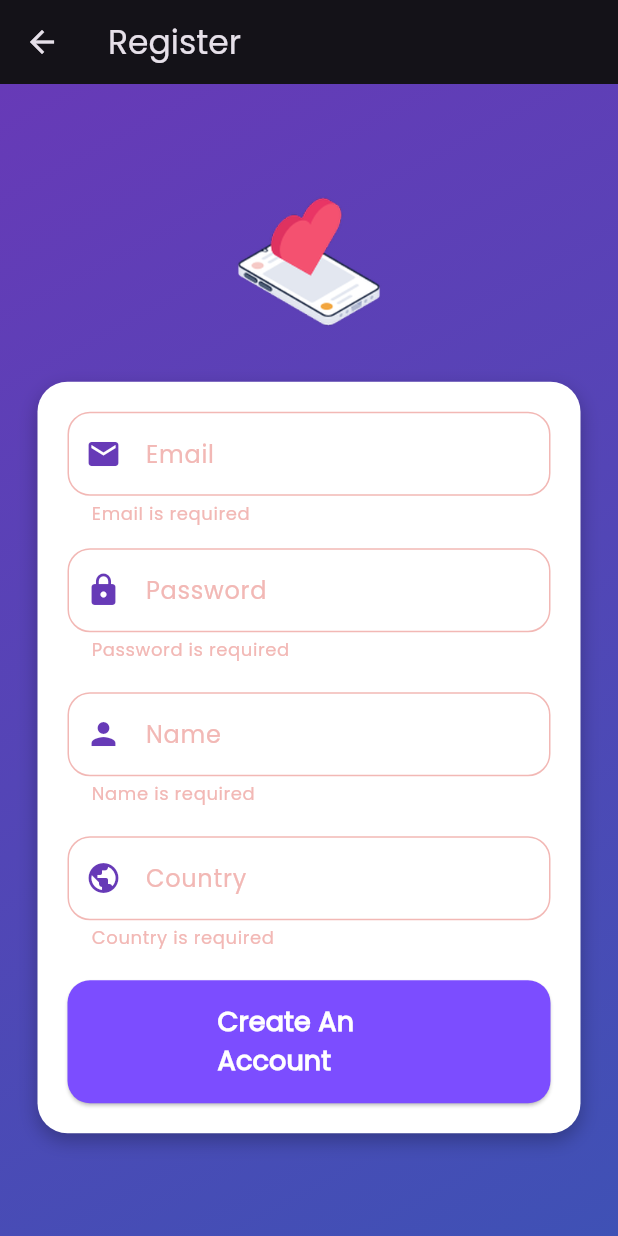
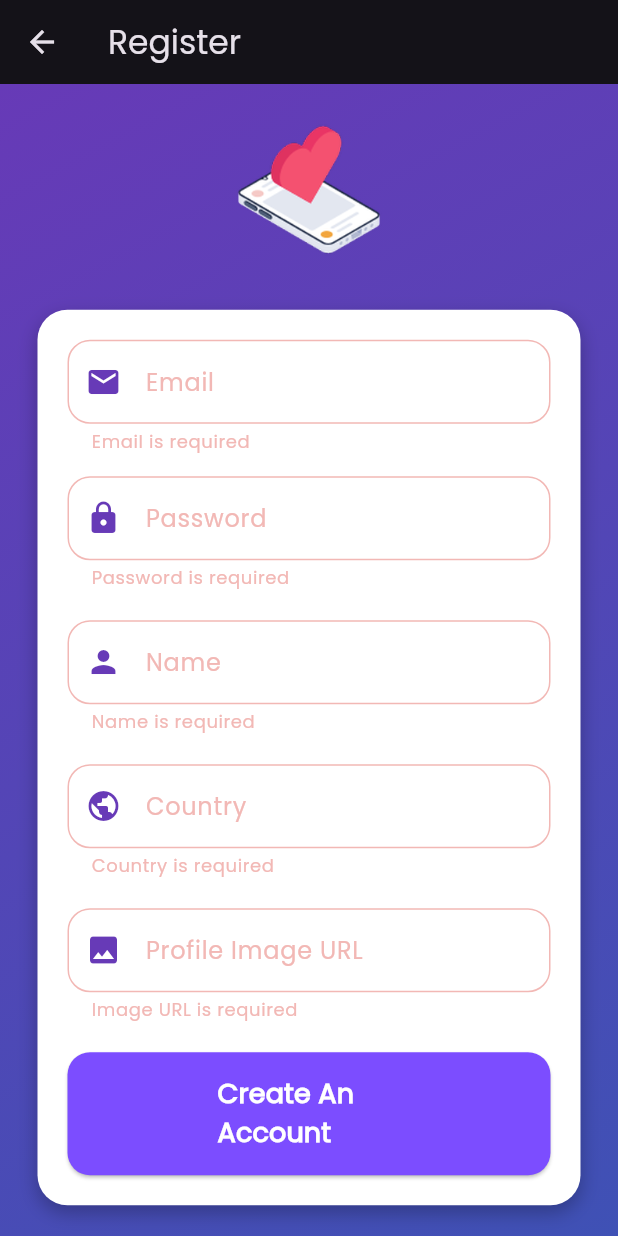
Before and after one commit to DebasisLeo/globalchat, a Flutter app: the Signup screen opened directly, after a tap on "Create An Account", on a phone screen of 412 x 824 dp. Run offline on Flutter 3.47's test engine with Material 3 defaults, Android fonts, the phone set to English and light mode, and no system bars; our stand-ins replace cloud_firestore, firebase_auth, firebase_core; accounts and stored records are empty; network calls fail.

Commit message:
implement upload image

```diff
--- a/lib/controllers/signup_controller.dart
+++ b/lib/controllers/signup_controller.dart
@@ -10,6 +10,7 @@ class SignUpController {
     required String pass,
     required String name,
     required String country,
+    required String imageUrl,
   }) async {
     try {
       // Create user account
@@ -24,6 +25,7 @@ class SignUpController {
         "name": name,
         "country": country,
         "email": email,
+        "imageUrl": imageUrl,
         "ID": userID,
         "createdAt": FieldValue.serverTimestamp(),
       };
--- a/lib/scrrens/chatroom_screen.dart
+++ b/lib/scrrens/chatroom_screen.dart
@@ -1,4 +1,5 @@
 import 'package:cloud_firestore/cloud_firestore.dart';
+import 'package:firebase_auth/firebase_auth.dart';
 import 'package:flutter/material.dart';
 import 'package:flutter/rendering.dart';
 import 'package:globalchat/providers/user_provider.dart';
@@ -32,6 +33,11 @@ class _ChatroomScreenState extends State<ChatroomScreen> {
         _isUserScrolling = true;
       }
     });
+
+    // Ensure user details are loaded
+    WidgetsBinding.instance.addPostFrameCallback((_) {
+      Provider.of<UserProvider>(context, listen: false).getUserDetails();
+    });
   }
 
   @override
@@ -48,6 +54,7 @@ class _ChatroomScreenState extends State<ChatroomScreen> {
       'text': messageText.text,
       'sender': Provider.of<UserProvider>(context, listen: false).userName,
       'sender_id': Provider.of<UserProvider>(context, listen: false).userId,
+      'sender_image_url': Provider.of<UserProvider>(context, listen: false).userImageUrl,
       'chatroom_id': widget.chatroomId,
       'timestamp': FieldValue.serverTimestamp(),
     };
@@ -79,6 +86,7 @@ class _ChatroomScreenState extends State<ChatroomScreen> {
     required String senderName,
     required String text,
     required String senderID,
+    required String senderImageUrl, // Added for image URL
   }) {
     bool isCurrentUser =
         senderID == Provider.of<UserProvider>(context, listen: false).userId;
@@ -89,7 +97,23 @@ class _ChatroomScreenState extends State<ChatroomScreen> {
         crossAxisAlignment:
             isCurrentUser ? CrossAxisAlignment.end : CrossAxisAlignment.start,
         children: [
-          // Sender Name (Above Message)
+          // Sender's Profile Image and Name
+          Row(
+            mainAxisAlignment:
+                isCurrentUser ? MainAxisAlignment.end : MainAxisAlignment.start,
+            children: [
+              // Profile Image (fallback to initials if no image URL)
+              CircleAvatar(
+                radius: 18, // Adjusted size for profile image
+                backgroundImage: senderImageUrl.isNotEmpty
+                    ? NetworkImage(senderImageUrl)
+                    : null, // Fallback image URL if empty
+                child: senderImageUrl.isEmpty
+                    ? Text(senderName[0].toUpperCase()) // Fallback to the first letter of name
+                    : null,
+              ),
+              SizedBox(width: 8),
+              // Sender Name
               Padding(
                 padding: EdgeInsets.only(bottom: 2.0),
                 child: Text(
@@ -100,6 +124,8 @@ class _ChatroomScreenState extends State<ChatroomScreen> {
                     color: Colors.grey.shade600,
                   ),
                 ),
+              ),
+            ],
           ),
           // Message Bubble
           Container(
@@ -158,10 +184,14 @@ class _ChatroomScreenState extends State<ChatroomScreen> {
                       ScrollViewKeyboardDismissBehavior.onDrag,
                   itemCount: allMessages.length,
                   itemBuilder: (BuildContext context, int index) {
+                    var senderImageUrl = allMessages[index].data().containsKey('sender_image_url')
+                        ? allMessages[index]['sender_image_url']
+                        : ''; // Empty string if not found
                     return singleItem(
                       senderName: allMessages[index]['sender'],
                       text: allMessages[index]['text'],
                       senderID: allMessages[index]['sender_id'],
+                      senderImageUrl: senderImageUrl, // Fetch image URL from the message
                     );
                   },
                 );
--- a/lib/scrrens/signup_screen.dart
+++ b/lib/scrrens/signup_screen.dart
@@ -11,11 +11,12 @@ class Signup extends StatefulWidget {
 class _SignupState extends State<Signup> {
   bool isLoading = false;
 
-  var userForm = GlobalKey<FormState>();
-  TextEditingController email = TextEditingController();
-  TextEditingController pass = TextEditingController();
-  TextEditingController name = TextEditingController();
-  TextEditingController country = TextEditingController();
+  final userForm = GlobalKey<FormState>();
+  final TextEditingController email = TextEditingController();
+  final TextEditingController pass = TextEditingController();
+  final TextEditingController name = TextEditingController();
+  final TextEditingController country = TextEditingController();
+  final TextEditingController imageUrl = TextEditingController();
 
   @override
   Widget build(BuildContext context) {
@@ -156,6 +157,31 @@ class _SignupState extends State<Signup> {
                             ),
                           ),
                           SizedBox(height: 20),
+                          TextFormField(
+                            style: TextStyle(color: Colors.black),
+                            controller: imageUrl,
+                            autovalidateMode:
+                                AutovalidateMode.onUserInteraction,
+                            validator: (value) {
+                              if (value == null || value.isEmpty) {
+                                return "Image URL is required";
+                              }
+                              final uri = Uri.tryParse(value);
+                              if (uri == null || !uri.isAbsolute) {
+                                return "Enter a valid image URL";
+                              }
+                              return null;
+                            },
+                            decoration: InputDecoration(
+                              labelText: 'Profile Image URL',
+                              border: OutlineInputBorder(
+                                borderRadius: BorderRadius.circular(15),
+                              ),
+                              prefixIcon:
+                                  Icon(Icons.image, color: Colors.deepPurple),
+                            ),
+                          ),
+                          SizedBox(height: 20),
                           ElevatedButton(
                             style: ElevatedButton.styleFrom(
                               padding: EdgeInsets.symmetric(
@@ -176,13 +202,11 @@ class _SignupState extends State<Signup> {
                                   pass: pass.text,
                                   name: name.text,
                                   country: country.text,
+                                  imageUrl: imageUrl.text,
                                 );
-                                isLoading = false;
-                                setState(() {});
-                              } else {
-                                isLoading = false;
-                                setState(() {});
                               }
+                              isLoading = false;
+                              setState(() {});
                             },
                             child: isLoading
                                 ? Padding(
--- a/pubspec.yaml
+++ b/pubspec.yaml
@@ -38,6 +38,8 @@ dependencies:
   firebase_auth: ^5.4.2
   cloud_firestore: ^5.6.3
   provider: ^6.1.2
+
+
 
 
 dev_dependencies:
```
Also changed, not shown: lib/providers/user_provider.dart (+21 -20 lines), lib/scrrens/dashboard_screen.dart (+69 -43 lines), lib/scrrens/profile_screen.dart (+4 -3 lines), lib/scrrens/splash_screen.dart (+15 -17 lines), pubspec.lock. Lines whose indentation alone changed are shown as unchanged.
